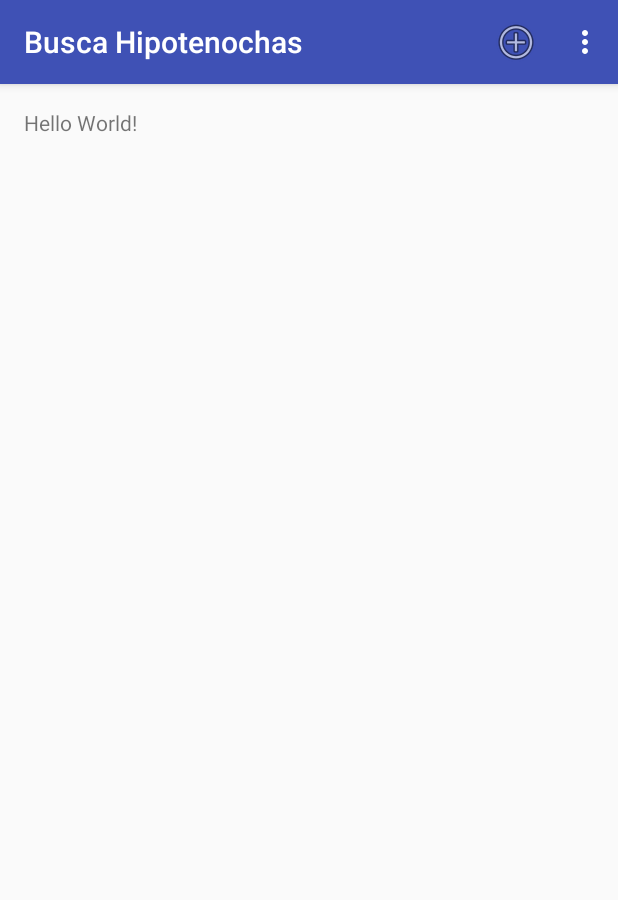
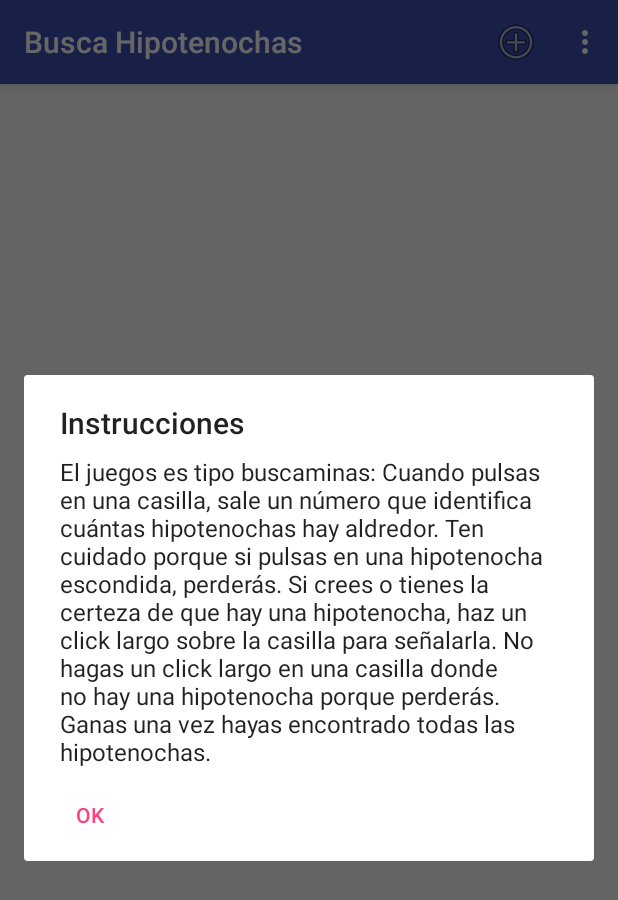
Before and after one commit to MEreno98/BuscaHipotenochas, an Android app: the screen it shows after launch (MainActivity), in the options menu, after a tap on "Instrucciones", on a phone screen of 412 x 824 dp. Shown: the top 900 px of the screen. Run offline under Robolectric (Android 15) with nearby library versions, the phone set to English and light mode, and no system bars.

Commit message:
Dialog Instrucciones
La opcion instrucciones es funcional

```diff
--- a/app/src/main/java/com/example/a8fdi12/buscahipotenochas/MainActivity.java
+++ b/app/src/main/java/com/example/a8fdi12/buscahipotenochas/MainActivity.java
@@ -1,5 +1,7 @@
 package com.example.a8fdi12.buscahipotenochas;
 
+import android.app.AlertDialog;
+import android.content.DialogInterface;
 import android.os.Bundle;
 import android.provider.Settings;
 import android.support.design.widget.FloatingActionButton;
@@ -40,7 +42,7 @@ public class MainActivity extends AppCompatActivity {
                 System.out.println(getText(R.string.action_change));
                 return true;
             case R.id.action_instrucciones:
-                //Falta el metodo
+                showIntrucciones();
                 System.out.println(getText(R.string.action_instrucciones));
                 return true;
             case R.id.action_start:
@@ -56,5 +58,19 @@ public class MainActivity extends AppCompatActivity {
         }
     }
 
+    private void showIntrucciones(){
+        AlertDialog.Builder dialogo1 = new AlertDialog.Builder(this);
+
+        dialogo1.setTitle(getText(R.string.action_instrucciones));
+        dialogo1.setMessage(getText(R.string.dialog_instrucciones));
+        dialogo1.setNeutralButton(getText(R.string.dialog_instrucciones_btn), new DialogInterface.OnClickListener() {
+            public void onClick(DialogInterface dialogo1, int id) {
+                dialogo1.dismiss();
+            }
+        });
+
+        dialogo1.show();
+    }
+
 
 }
--- /dev/null
+++ b/app/src/main/java/com/example/a8fdi12/buscahipotenochas/Tablero.java
@@ -0,0 +1,9 @@
+package com.example.a8fdi12.buscahipotenochas;
+
+/**
+ * Created by 8fdi12 on 26/1/17.
+ */
+
+public class Tablero {
+
+}
--- a/app/src/main/res/layout/content_main.xml
+++ b/app/src/main/res/layout/content_main.xml
@@ -13,8 +13,16 @@
     tools:context="com.example.a8fdi12.buscahipotenochas.MainActivity"
     tools:showIn="@layout/activity_main">
 
-    <TextView
-        android:layout_width="wrap_content"
-        android:layout_height="wrap_content"
-        android:text="Hello World!" />
+
+    <GridLayout
+        android:layout_width="match_parent"
+        android:layout_height="match_parent"
+        android:layout_alignParentTop="true"
+        android:layout_alignParentLeft="true"
+        android:layout_alignParentStart="true"
+        android:id="@+id/tablero"
+        android:columnCount="8"
+        android:rowCount="8">
+
+    </GridLayout>
 </RelativeLayout>
--- a/app/src/main/res/values/strings.xml
+++ b/app/src/main/res/values/strings.xml
@@ -2,6 +2,10 @@
     <string name="app_name">Busca Hipotenochas</string>
     <string name="action_change">Cambiar Hipotenocha</string>
     <string name="action_instrucciones">Instrucciones</string>
+    <string name="dialog_instrucciones">El juegos es tipo buscaminas: Cuando pulsas en una casilla, sale un número que identifica cuántas hipotenochas hay aldredor.
+        Ten cuidado porque si pulsas en una hipotenocha escondida, perderás. Si crees o tienes la certeza de que hay una hipotenocha, haz un click largo sobre la casilla
+        para señalarla. No hagas un click largo en una casilla donde no hay una hipotenocha porque perderás. Ganas una vez hayas encontrado todas las hipotenochas.</string>
+    <string name="dialog_instrucciones_btn">Ok</string>
     <string name="action_start">Comenzar juego</string>
     <string name="action_settings">Opciones</string>
 </resources>
```
